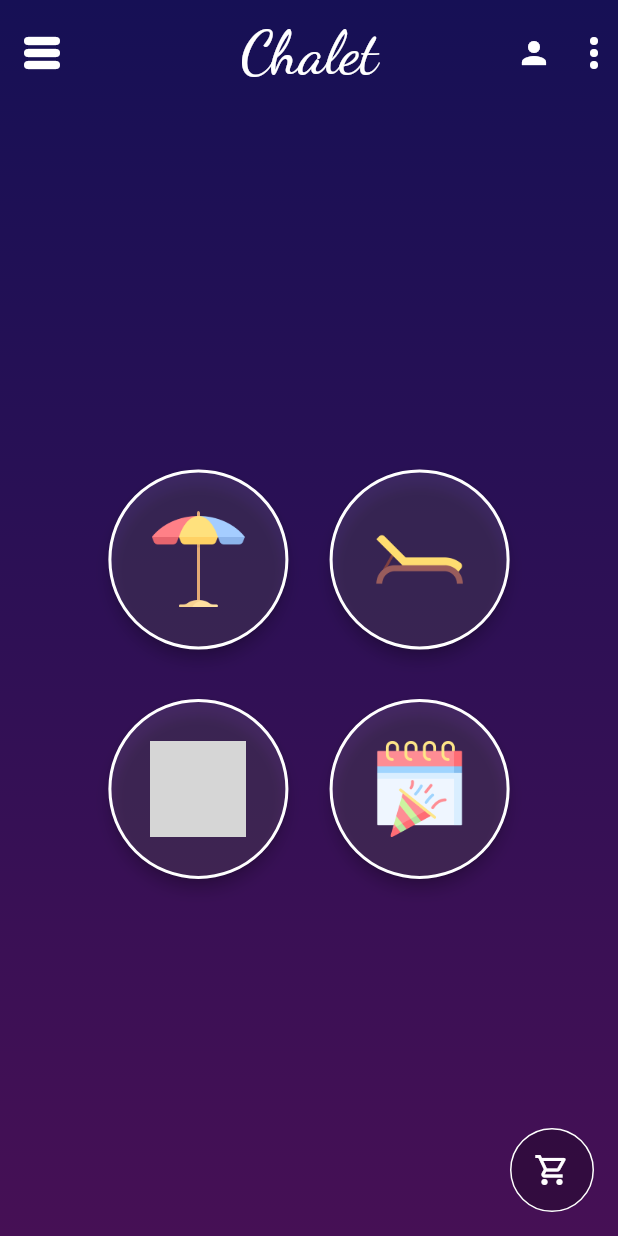
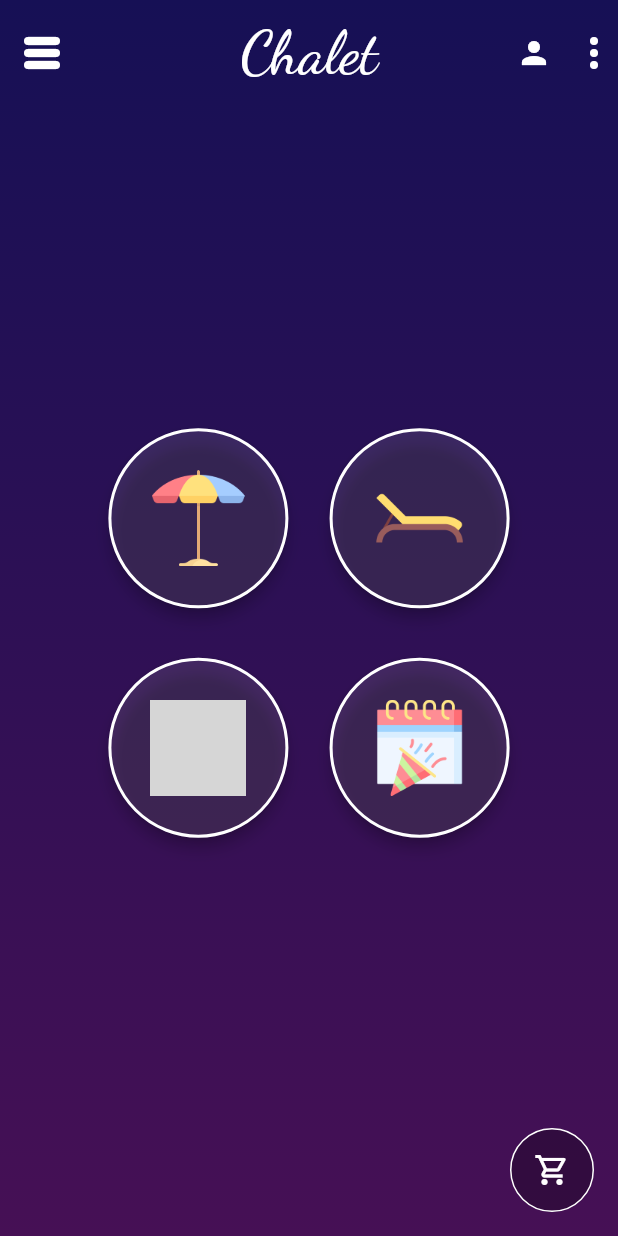
Before and after one commit to renzoproietti/gestionale-chalet, a Flutter app: the screen it shows once a user with an empty profile is signed in, on a phone screen of 412 x 824 dp. Run offline on Flutter 3.47's test engine with Material 2 defaults, Android fonts, the phone set to English and light mode, and no system bars; our stand-ins replace firebase_auth, firebase_core, flutter_signin_button, font_awesome_flutter, google_sign_in, syncfusion_flutter_datepicker; accounts and stored records are empty; generated files the repository leaves out were written again; network calls fail; grey boxes are pictures that could not be loaded.

```diff
--- a/lib/view/sections/landing_section.dart
+++ b/lib/view/sections/landing_section.dart
@@ -6,6 +6,8 @@ Container createHomeScreen(
   return PageContainer(
     gradients: const <Color>[Color(0xff161055), Color(0xff461055)],
     child: MediaQuery.removePadding(
+      removeTop: true,
+      removeBottom: true,
       context: context,
       child: Column(
         mainAxisSize: MainAxisSize.min,
@@ -22,8 +24,8 @@ Container createHomeScreen(
                     height: 64),
                 pageController: _pageController,
                 page: 1,
-                animationTime: Duration(milliseconds: 300),
-                innerPadding: EdgeInsets.all(28),
+                animationTime: const Duration(milliseconds: 300),
+                innerPadding: const EdgeInsets.all(28),
               ),
               Padding(
                   padding:
@@ -35,8 +37,8 @@ Container createHomeScreen(
                     height: 64),
                 pageController: _pageController,
                 page: 2,
-                animationTime: Duration(milliseconds: 400),
-                innerPadding: EdgeInsets.all(28),
+                animationTime: const Duration(milliseconds: 400),
+                innerPadding: const EdgeInsets.all(28),
               ), //Bottone Sezione lettini
             ],
           ),
@@ -54,8 +56,8 @@ Container createHomeScreen(
                 ),
                 pageController: _pageController,
                 page: 3,
-                animationTime: Duration(milliseconds: 500),
-                innerPadding: EdgeInsets.all(28),
+                animationTime: const Duration(milliseconds: 500),
+                innerPadding: const EdgeInsets.all(28),
               ), //Bottone Sezione Cibo/Bevande
               Padding(
                   padding:
@@ -67,11 +69,15 @@ Container createHomeScreen(
                     height: 64),
                 pageController: _pageController,
                 page: 4,
-                animationTime: Duration(milliseconds: 600),
-                innerPadding: EdgeInsets.all(28),
+                animationTime: const Duration(milliseconds: 600),
+                innerPadding: const EdgeInsets.all(28),
               ), //Bottone Sezione Eventi
             ],
           ),
+          Padding(
+            padding: EdgeInsets.only(
+                bottom: MediaQuery.of(context).size.height / 15),
+          )
         ],
       ),
     ),
```
Also changed, not shown: lib/authentication/sign_in.dart (+15 -7 lines), 2 other files.
